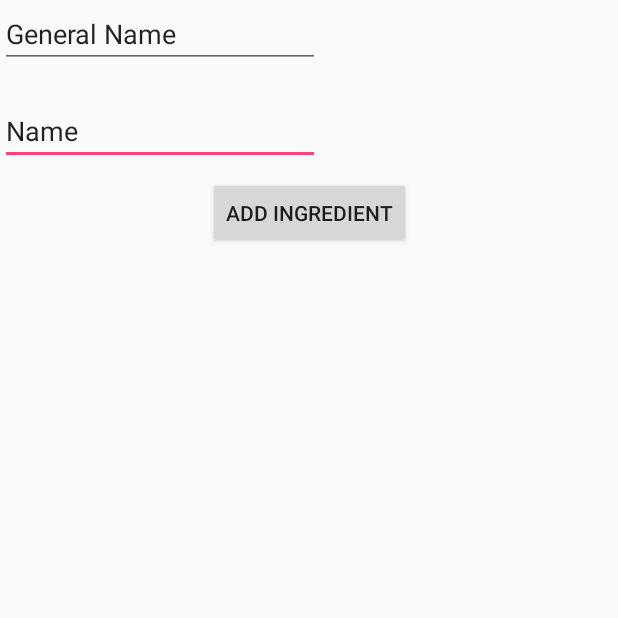
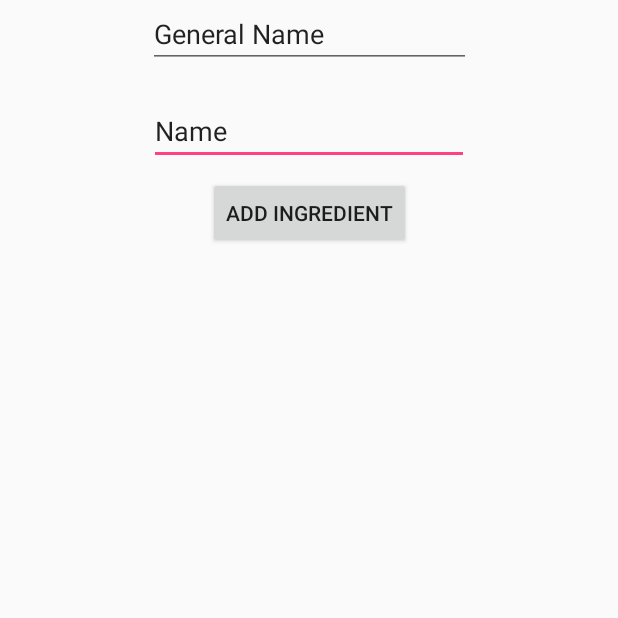
Before and after one commit to Bdthomson/Smart-Food, an Android app: the ManualIngredientActivity screen opened directly, with no data from a screen before it, on a phone screen of 412 x 824 dp, the top half of it. Run offline under Robolectric (Android 15) with nearby library versions, the phone set to English and light mode, and no system bars.

Commit message:
Manual EditTexts in center

```diff
--- a/app/src/main/java/com/schachte/android/proactive_food_app/activities/add_ingredient_activities/ManualIngredientActivity.java
+++ b/app/src/main/java/com/schachte/android/proactive_food_app/activities/add_ingredient_activities/ManualIngredientActivity.java
@@ -14,6 +14,9 @@ import com.schachte.android.proactive_food_app.models.Ingredient;
 
 public class ManualIngredientActivity extends Activity {
 
+    private EditText normalName;
+    private EditText generalName;
+
     @Override
     protected void onCreate(Bundle savedInstanceState) {
         super.onCreate(savedInstanceState);
@@ -27,15 +30,38 @@ public class ManualIngredientActivity extends Activity {
             }
         });
 
+        normalName = (EditText)findViewById(R.id.nameOfIngredient);
+        generalName = (EditText)findViewById(R.id.manualGeneralTextView);
+
+        normalName.setOnFocusChangeListener(new View.OnFocusChangeListener() {
+            @Override
+            public void onFocusChange(View v, boolean hasFocus) {
+                if (hasFocus) {
+                    normalName.setHint("");
+                } else {
+                    normalName.setHint("Name");
+                }
+            }
+        });
+
+        generalName.setOnFocusChangeListener(new View.OnFocusChangeListener() {
+            @Override
+            public void onFocusChange(View v, boolean hasFocus) {
+                if (hasFocus) {
+                    generalName.setHint("");
+                } else {
+                    generalName.setHint("Name");
+                }
+            }
+        });
     }
 
     private void addIngredient() {
-        EditText tv = (EditText)findViewById(R.id.nameOfIngredient);
-        Log.i(tv.getText().toString(), tv.getText().toString());
-        if (tv.getText().length() == 0) {
+        Log.i(normalName.getText().toString(), normalName.getText().toString());
+        if (normalName.getText().length() == 0) {
             Toast.makeText(this, "You must put some name of an ingredient!", Toast.LENGTH_LONG).show();
         } else {
-            String nameOfIngredient = tv.getText().toString();
+            String nameOfIngredient = normalName.getText().toString();
             Ingredient toAdd = new Ingredient();
             toAdd.setIngredientName(nameOfIngredient);
 
--- a/app/src/main/res/layout/activity_manual_ingredient.xml
+++ b/app/src/main/res/layout/activity_manual_ingredient.xml
@@ -30,18 +30,24 @@
         android:ems="10"
         android:inputType="textPersonName"
         android:text="Name"
-        tools:layout_editor_absoluteX="85dp"
         android:layout_marginTop="19dp"
-        app:layout_constraintTop_toBottomOf="@+id/manualGeneralTextView" />
+        app:layout_constraintTop_toBottomOf="@+id/manualGeneralTextView"
+        android:layout_marginLeft="8dp"
+        app:layout_constraintLeft_toLeftOf="parent"
+        android:layout_marginRight="8dp"
+        app:layout_constraintRight_toRightOf="parent" />
 
     <EditText
         android:id="@+id/manualGeneralTextView"
-        android:layout_width="wrap_content"
+        android:layout_width="215dp"
         android:layout_height="wrap_content"
         android:ems="10"
         android:inputType="textPersonName"
         android:text="General Name"
-        tools:layout_editor_absoluteX="85dp"
-        tools:layout_editor_absoluteY="16dp" />
+        tools:layout_editor_absoluteY="16dp"
+        android:layout_marginLeft="8dp"
+        app:layout_constraintLeft_toLeftOf="parent"
+        android:layout_marginRight="8dp"
+        app:layout_constraintRight_toRightOf="parent" />
 
 </android.support.constraint.ConstraintLayout>
```
